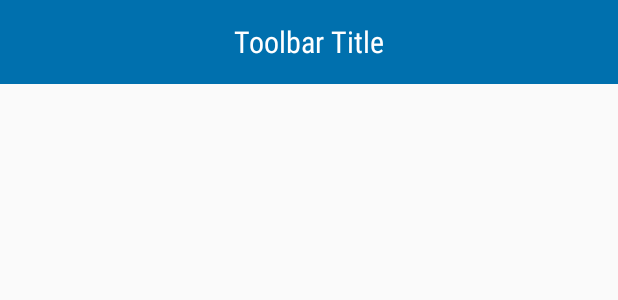
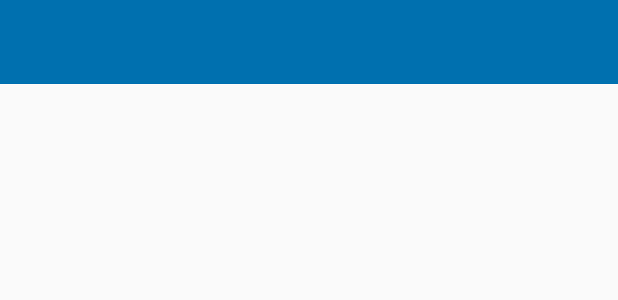
Before and after one commit to ednaldomartins/Covid19App, an Android app: the layout toolbar_layout.xml on its own in the app's theme, with its tools: preview values and no code run, on a phone screen of 412 x 824 dp. Shown: the top 300 px of the screen. Run offline under Robolectric (Android 15) with nearby library versions, the phone set to English and light mode, and no system bars.

Commit message:
Nova toolbar.

```diff
--- /dev/null
+++ b/app/src/main/res/drawable/ic_search_menu_24dp.xml
@@ -0,0 +1,5 @@
+<vector android:height="24dp" android:tint="#FFFFFF"
+    android:viewportHeight="24.0" android:viewportWidth="24.0"
+    android:width="24dp" xmlns:android="http://schemas.android.com/apk/res/android">
+    <path android:fillColor="#FF000000" android:pathData="M15.5,14h-0.79l-0.28,-0.27C15.41,12.59 16,11.11 16,9.5 16,5.91 13.09,3 9.5,3S3,5.91 3,9.5 5.91,16 9.5,16c1.61,0 3.09,-0.59 4.23,-1.57l0.27,0.28v0.79l5,4.99L20.49,19l-4.99,-5zM9.5,14C7.01,14 5,11.99 5,9.5S7.01,5 9.5,5 14,7.01 14,9.5 11.99,14 9.5,14z"/>
+</vector>
--- /dev/null
+++ b/app/src/main/res/drawable/ic_sort_24dp.xml
@@ -0,0 +1,5 @@
+<vector android:height="24dp" android:tint="#FFFFFF"
+    android:viewportHeight="24.0" android:viewportWidth="24.0"
+    android:width="24dp" xmlns:android="http://schemas.android.com/apk/res/android">
+    <path android:fillColor="#FF000000" android:pathData="M14.94,4.66h-4.72l2.36,-2.36zM10.25,19.37h4.66l-2.33,2.33zM6.1,6.27L1.6,17.73h1.84l0.92,-2.45h5.11l0.92,2.45h1.84L7.74,6.27L6.1,6.27zM4.97,13.64l1.94,-5.18 1.94,5.18L4.97,13.64zM15.73,16.14h6.12v1.59h-8.53v-1.29l5.92,-8.56h-5.88v-1.6h8.3v1.26l-5.93,8.6z"/>
+</vector>
--- a/app/src/main/res/layout/toolbar_layout.xml
+++ b/app/src/main/res/layout/toolbar_layout.xml
@@ -11,17 +11,6 @@
     android:theme="@style/Theme.AppCompat.NoActionBar"
     app:layout_constraintEnd_toEndOf="parent"
     app:layout_constraintStart_toStartOf="parent"
-    app:layout_constraintTop_toTopOf="parent"
-    >
-
-    <TextView
-        android:id="@+id/toolbar_title"
-        android:layout_width="wrap_content"
-        android:layout_height="wrap_content"
-        android:layout_gravity="center"
-        android:fontFamily="sans-serif-condensed"
-        android:text="Toolbar Title"
-        android:textColor="@android:color/white"
-        android:textSize="@dimen/title_size" />
+    app:layout_constraintTop_toTopOf="parent">
 
 </androidx.appcompat.widget.Toolbar>
--- a/app/src/main/res/values/strings.xml
+++ b/app/src/main/res/values/strings.xml
@@ -2,6 +2,10 @@
 
     <string name="app_name">Covid19 Statistics</string>
     <string name="splash_powered">Powered By Covid-19 API</string>
+
+    <string name="menu_search">Pesquisar</string>
+    <string name="menu_sort">Ordenar</string>
+    <string name="menu_help">Ajuda</string>
 
     <string name="country_name">País</string>
     <string name="confirmed">Confirmados:</string>
```
Also changed, not shown: app/src/main/res/menu/menu_list.xml (added, +26 -0 lines).
